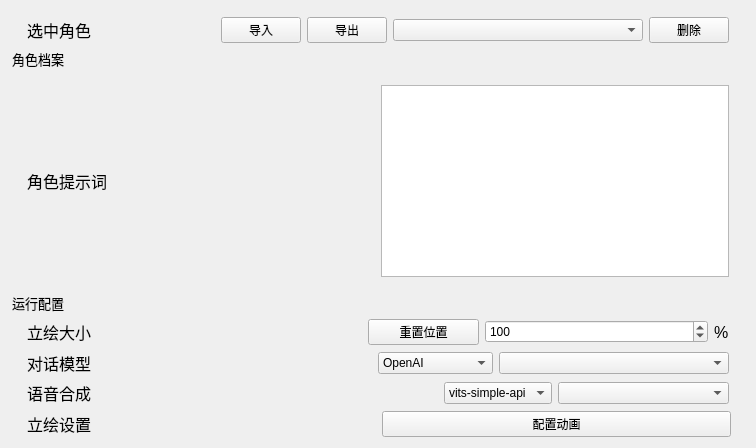
Qt form windows/setting/child/settingchild_char.ui (Zao-chen/ZcChat2) before a commit.
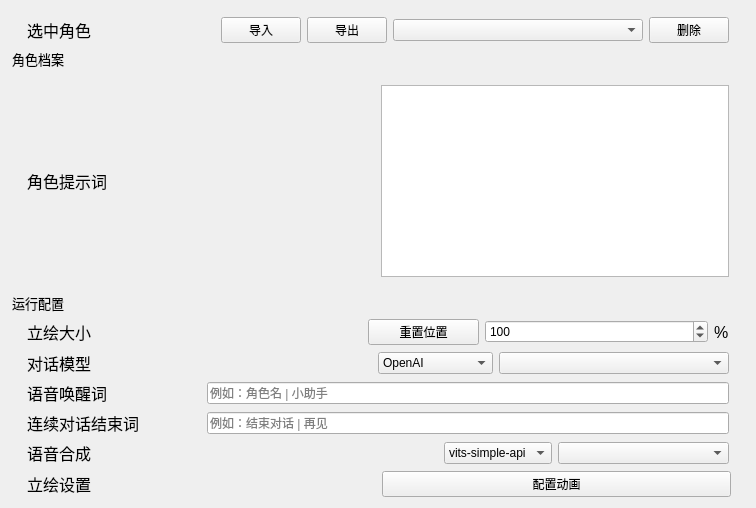
The same form after that commit. Custom widgets are drawn as their Qt base class.

Commit message:
feat: 语音唤醒、连续对话和语音结束功能 (#50)
* feat: 新增语音唤醒与连续对话

* test: 增加语音交互自动化测试

* chore: 完善语音依赖和跨平台发布

* docs: 补充语音功能和第三方链接

Patch:
```diff
--- a/windows/setting/child/settingchild_char.ui
+++ b/windows/setting/child/settingchild_char.ui
@@ -479,6 +479,86 @@
            </widget>
           </item>
          </layout>
+       </widget>
+       </item>
+       <item>
+        <widget class="ElaScrollPageArea" name="widget_SpeechWakeWords" native="true">
+         <property name="toolTip">
+          <string>当前角色的语音唤醒词；多个词使用 | 分隔，留空时默认使用角色目录名</string>
+         </property>
+         <layout class="QHBoxLayout" name="horizontalLayout_SpeechWakeWords" stretch="1,3">
+          <property name="leftMargin">
+           <number>15</number>
+          </property>
+          <property name="topMargin">
+           <number>0</number>
+          </property>
+          <property name="rightMargin">
+           <number>15</number>
+          </property>
+          <property name="bottomMargin">
+           <number>0</number>
+          </property>
+          <item>
+           <widget class="ElaText" name="label_SpeechWakeWords">
+            <property name="font">
+             <font>
+              <pointsize>12</pointsize>
+             </font>
+            </property>
+            <property name="text">
+             <string>语音唤醒词</string>
+            </property>
+           </widget>
+          </item>
+          <item>
+           <widget class="ElaLineEdit" name="lineEdit_SpeechWakeWords">
+            <property name="placeholderText">
+             <string>例如：角色名 | 小助手</string>
+            </property>
+           </widget>
+          </item>
+         </layout>
+        </widget>
+       </item>
+       <item>
+        <widget class="ElaScrollPageArea" name="widget_SpeechEndWords" native="true">
+         <property name="toolTip">
+          <string>结束连续对话的关键词；多个词使用 | 分隔，留空时默认使用“结束对话”</string>
+         </property>
+         <layout class="QHBoxLayout" name="horizontalLayout_SpeechEndWords" stretch="1,3">
+          <property name="leftMargin">
+           <number>15</number>
+          </property>
+          <property name="topMargin">
+           <number>0</number>
+          </property>
+          <property name="rightMargin">
+           <number>15</number>
+          </property>
+          <property name="bottomMargin">
+           <number>0</number>
+          </property>
+          <item>
+           <widget class="ElaText" name="label_SpeechEndWords">
+            <property name="font">
+             <font>
+              <pointsize>12</pointsize>
+             </font>
+            </property>
+            <property name="text">
+             <string>连续对话结束词</string>
+            </property>
+           </widget>
+          </item>
+          <item>
+           <widget class="ElaLineEdit" name="lineEdit_SpeechEndWords">
+            <property name="placeholderText">
+             <string>例如：结束对话 | 再见</string>
+            </property>
+           </widget>
+          </item>
+         </layout>
         </widget>
        </item>
        <item>
@@ -845,6 +925,11 @@
    <extends>QComboBox</extends>
    <header location="global">ElaComboBox.h</header>
   </customwidget>
+  <customwidget>
+   <class>ElaLineEdit</class>
+   <extends>QLineEdit</extends>
+   <header location="global">ElaLineEdit.h</header>
+  </customwidget>
   <customwidget>
    <class>ElaSpinBox</class>
    <extends>QSpinBox</extends>
```
The commit also changes 31 other files.
